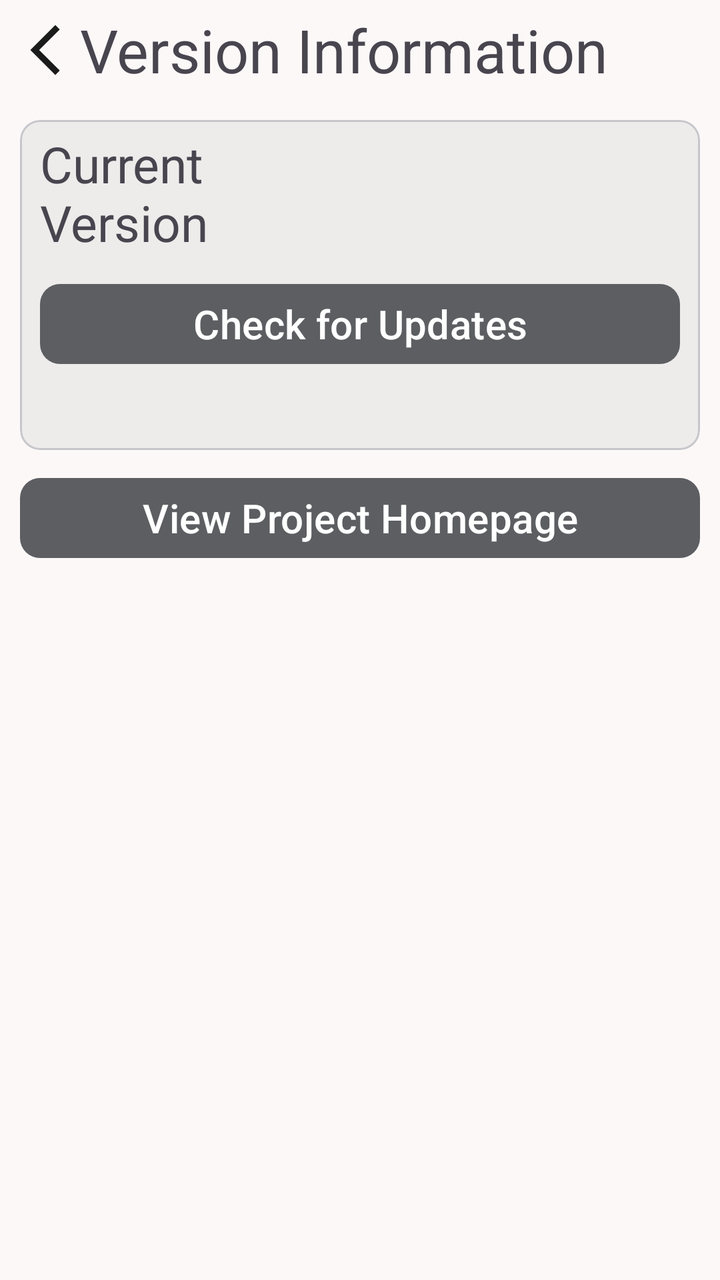
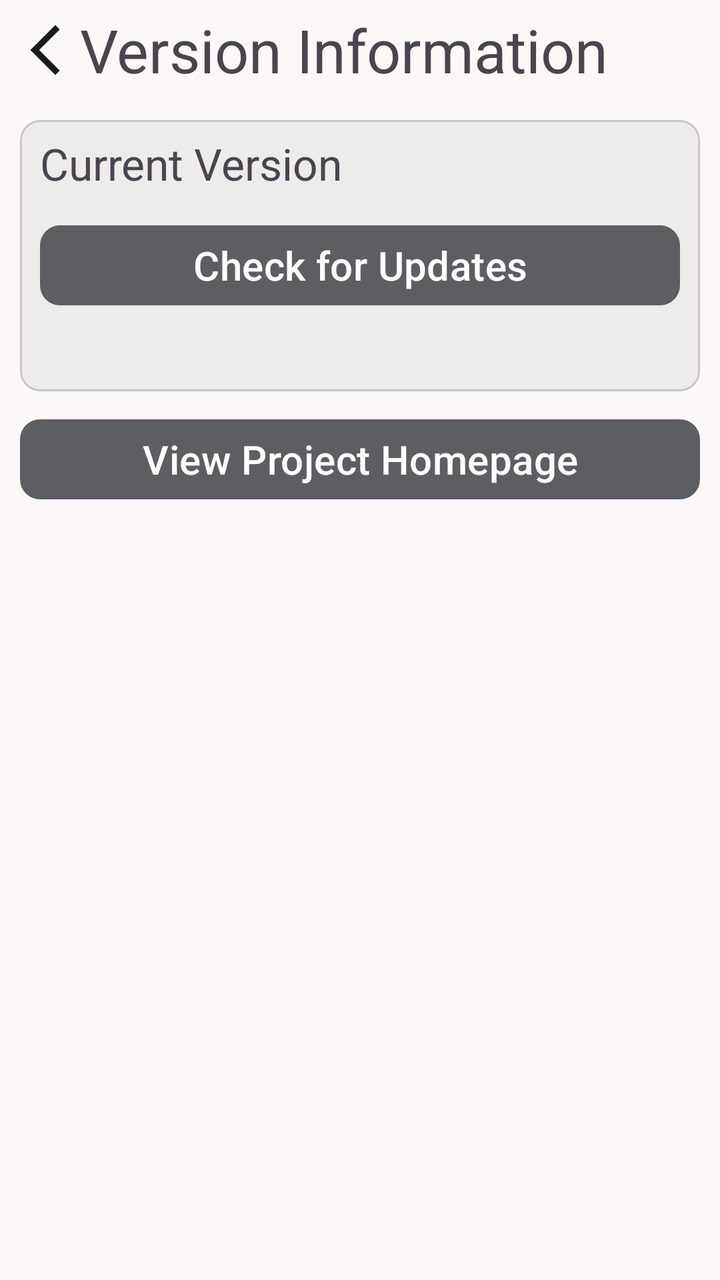

An Android layout rendered at two revisions. The XML below is the earlier revision; the diff shows what the commit changed to produce the second picture.
<!-- AndroidManifest.xml: application theme Theme.TodayToEat -->
<!-- res/layout/activity_version.xml -->
<?xml version="1.0" encoding="utf-8"?>
<androidx.constraintlayout.widget.ConstraintLayout xmlns:android="http://schemas.android.com/apk/res/android"
    xmlns:app="http://schemas.android.com/apk/res-auto"
    xmlns:tools="http://schemas.android.com/tools"
    android:id="@+id/main"
    android:layout_width="match_parent"
    android:layout_height="match_parent"
    android:layout_marginTop="30sp"
    android:orientation="vertical"
    tools:context=".VersionActivity">

    <LinearLayout
        android:id="@+id/ll"
        android:layout_width="match_parent"
        android:layout_height="50sp"
        android:layout_margin="5sp"
        android:orientation="horizontal"
        tools:ignore="MissingConstraints">

        <ImageButton
            android:id="@+id/ib_back"
            android:layout_width="0dp"
            android:layout_height="50sp"
            android:layout_gravity="center"
            android:layout_weight="1"
            android:src="@drawable/baseline_arrow_back_ios_new_24"
            android:backgroundTint="@color/transparent"/>

        <TextView
            android:layout_width="0dp"
            android:layout_height="wrap_content"
            android:layout_gravity="center|start"
            android:layout_weight="9"
            android:text="@string/version"
            android:textSize="30sp"
            tools:ignore="MissingConstraints" />

    </LinearLayout>

    <com.google.android.material.card.MaterialCardView
        android:id="@+id/card_update"
        android:layout_width="match_parent"
        android:layout_height="wrap_content"
        app:cardCornerRadius="10sp"
        app:cardElevation="3sp"
        android:outlineAmbientShadowColor="@android:color/transparent"
        android:outlineSpotShadowColor="@android:color/transparent"
        android:layout_margin="10sp"
        app:layout_constraintTop_toBottomOf="@+id/ll">

        <androidx.constraintlayout.widget.ConstraintLayout
            android:layout_width="match_parent"
            android:layout_height="wrap_content"
            android:layout_marginTop="5sp"
            android:layout_marginBottom="10sp"
            android:orientation="vertical">

            <LinearLayout
                android:id="@+id/ll_vision_code"
                android:layout_width="match_parent"
                android:layout_height="wrap_content"
                android:orientation="horizontal"
                android:layout_margin="10sp"
                tools:ignore="MissingConstraints">

                <TextView
                    android:layout_width="0dp"
                    android:layout_weight="1"
                    android:layout_height="match_parent"
                    android:text="@string/current_vision"
                    android:textSize="25sp"
                    android:gravity="center_vertical"
                    tools:ignore="MissingConstraints" />

                <TextView
                    android:id="@+id/tv_current_version"
                    android:layout_width="0dp"
                    android:layout_weight="1"
                    android:layout_height="match_parent"
                    android:textSize="25sp"
                    android:textStyle="bold"
                    android:layout_marginEnd="10sp"
                    android:gravity="center|end"/>
            </LinearLayout>

            <com.google.android.material.button.MaterialButton
                android:id="@+id/btn_check_update"
                android:layout_width="match_parent"
                android:layout_height="wrap_content"
                android:layout_gravity="end"
                android:gravity="center"
                android:text="@string/update_button"
                android:textSize="20sp"
                app:cornerRadius="10dp"
                app:layout_constraintTop_toBottomOf="@id/ll_vision_code"
                tools:ignore="MissingConstraints"
                tools:layout_editor_absoluteX="15sp"
                android:layout_margin="10sp"/>

            <TextView
                android:id="@+id/tv_auto_update"
                android:layout_width="match_parent"
                android:layout_height="wrap_content"
                android:text=""
                app:layout_constraintTop_toBottomOf="@+id/btn_check_update"
                android:layout_margin="10sp"
                tools:ignore="MissingConstraints" />


        </androidx.constraintlayout.widget.ConstraintLayout>

    </com.google.android.material.card.MaterialCardView>

    <com.google.android.material.button.MaterialButton
        android:id="@+id/btn_enter_program"
        android:layout_width="match_parent"
        android:layout_height="wrap_content"
        android:text="@string/version_enter_program"
        android:textSize="20sp"
        android:layout_margin="10sp"
        app:cornerRadius="10sp"
        app:layout_constraintTop_toBottomOf="@id/card_update"/>

</androidx.constraintlayout.widget.ConstraintLayout>
<!-- resources referenced by this layout -->
<resources>
  <style name="Theme.TodayToEatBase" parent="Theme.Material3.Light.NoActionBar">
          <item name="colorPrimary">@color/md_theme_primary</item>
          <item name="colorOnPrimary">@color/md_theme_onPrimary</item>
          <item name="colorPrimaryContainer">@color/md_theme_primaryContainer</item>
          <item name="colorOnPrimaryContainer">@color/md_theme_onPrimaryContainer</item>
          <item name="colorSecondary">@color/md_theme_secondary</item>
          <item name="colorOnSecondary">@color/md_theme_onSecondary</item>
          <item name="colorSecondaryContainer">@color/md_theme_secondaryContainer</item>
          <item name="colorOnSecondaryContainer">@color/md_theme_onSecondaryContainer</item>
          <item name="colorTertiary">@color/md_theme_tertiary</item>
          <item name="colorOnTertiary">@color/md_theme_onTertiary</item>
          <item name="colorTertiaryContainer">@color/md_theme_tertiaryContainer</item>
          <item name="colorOnTertiaryContainer">@color/md_theme_onTertiaryContainer</item>
          <item name="colorError">@color/md_theme_error</item>
          <item name="colorOnError">@color/md_theme_onError</item>
          <item name="colorErrorContainer">@color/md_theme_errorContainer</item>
          <item name="colorOnErrorContainer">@color/md_theme_onErrorContainer</item>
          <item name="android:colorBackground">@color/md_theme_background</item>
          <item name="colorOnBackground">@color/md_theme_onBackground</item>
          <item name="colorSurface">@color/md_theme_surface</item>
          <item name="colorOnSurface">@color/md_theme_onSurface</item>
          <item name="colorSurfaceVariant">@color/md_theme_surfaceVariant</item>
          <item name="colorOnSurfaceVariant">@color/md_theme_onSurfaceVariant</item>
          <item name="colorOutline">@color/md_theme_outline</item>
          <item name="colorOutlineVariant">@color/md_theme_outlineVariant</item>
          <item name="colorSurfaceInverse">@color/md_theme_inverseSurface</item>
          <item name="colorOnSurfaceInverse">@color/md_theme_inverseOnSurface</item>
          <item name="colorPrimaryInverse">@color/md_theme_inversePrimary</item>
          <item name="colorPrimaryFixed">@color/md_theme_primaryFixed</item>
          <item name="colorOnPrimaryFixed">@color/md_theme_onPrimaryFixed</item>
          <item name="colorPrimaryFixedDim">@color/md_theme_primaryFixedDim</item>
          <item name="colorOnPrimaryFixedVariant">@color/md_theme_onPrimaryFixedVariant</item>
          <item name="colorSecondaryFixed">@color/md_theme_secondaryFixed</item>
          <item name="colorOnSecondaryFixed">@color/md_theme_onSecondaryFixed</item>
          <item name="colorSecondaryFixedDim">@color/md_theme_secondaryFixedDim</item>
          <item name="colorOnSecondaryFixedVariant">@color/md_theme_onSecondaryFixedVariant</item>
          <item name="colorTertiaryFixed">@color/md_theme_tertiaryFixed</item>
          <item name="colorOnTertiaryFixed">@color/md_theme_onTertiaryFixed</item>
          <item name="colorTertiaryFixedDim">@color/md_theme_tertiaryFixedDim</item>
          <item name="colorOnTertiaryFixedVariant">@color/md_theme_onTertiaryFixedVariant</item>
          <item name="colorSurfaceDim">@color/md_theme_surfaceDim</item>
          <item name="colorSurfaceBright">@color/md_theme_surfaceBright</item>
          <item name="colorSurfaceContainerLowest">@color/md_theme_surfaceContainerLowest</item>
          <item name="colorSurfaceContainerLow">@color/md_theme_surfaceContainerLow</item>
          <item name="colorSurfaceContainer">@color/md_theme_surfaceContainer</item>
          <item name="colorSurfaceContainerHigh">@color/md_theme_surfaceContainerHigh</item>
          <item name="colorSurfaceContainerHighest">@color/md_theme_surfaceContainerHighest</item>
          <item name="android:navigationBarColor">@color/transparent</item>
      </style>
  <!-- unchanged entries left out for length: 53 -->
</resources>

<!-- the commit's change to res/layout/activity_version.xml (unified diff, before → after) -->
@@ -31,8 +31,13 @@
             android:layout_height="wrap_content"
             android:layout_gravity="center|start"
             android:layout_weight="9"
+            android:maxLines="1"
             android:text="@string/version"
             android:textSize="30sp"
+            app:autoSizeMaxTextSize="30sp"
+            app:autoSizeMinTextSize="18sp"
+            app:autoSizeStepGranularity="1sp"
+            app:autoSizeTextType="uniform"
             tools:ignore="MissingConstraints" />
 
     </LinearLayout>
@@ -67,8 +72,13 @@
                     android:layout_width="0dp"
                     android:layout_weight="1"
                     android:layout_height="match_parent"
+                    android:maxLines="1"
                     android:text="@string/current_vision"
                     android:textSize="25sp"
+                    app:autoSizeMaxTextSize="25sp"
+                    app:autoSizeMinTextSize="14sp"
+                    app:autoSizeStepGranularity="1sp"
+                    app:autoSizeTextType="uniform"
                     android:gravity="center_vertical"
                     tools:ignore="MissingConstraints" />
 
@@ -77,7 +87,12 @@
                     android:layout_width="0dp"
                     android:layout_weight="1"
                     android:layout_height="match_parent"
+                    android:maxLines="1"
                     android:textSize="25sp"
+                    app:autoSizeMaxTextSize="25sp"
+                    app:autoSizeMinTextSize="14sp"
+                    app:autoSizeStepGranularity="1sp"
+                    app:autoSizeTextType="uniform"
                     android:textStyle="bold"
                     android:layout_marginEnd="10sp"
                     android:gravity="center|end"/>
@@ -101,7 +116,12 @@
                 android:id="@+id/tv_auto_update"
                 android:layout_width="match_parent"
                 android:layout_height="wrap_content"
+                android:maxLines="2"
                 android:text=""
+                app:autoSizeMaxTextSize="14sp"
+                app:autoSizeMinTextSize="11sp"
+                app:autoSizeStepGranularity="1sp"
+                app:autoSizeTextType="uniform"
                 app:layout_constraintTop_toBottomOf="@+id/btn_check_update"
                 android:layout_margin="10sp"
                 tools:ignore="MissingConstraints" />
<!-- resource entries referenced after the edit -->
@@ -48,6 +48,20 @@
           <item name="colorSurfaceContainerHigh">@color/md_theme_surfaceContainerHigh</item>
           <item name="colorSurfaceContainerHighest">@color/md_theme_surfaceContainerHighest</item>
           <item name="android:navigationBarColor">@color/transparent</item>
+          
+          <item name="materialAlertDialogTheme">@style/ThemeOverlay.TodayToEat.MaterialAlertDialog</item>
+      </style>
+  <style name="ThemeOverlay.TodayToEat.MaterialAlertDialog" parent="ThemeOverlay.Material3.MaterialAlertDialog">
+          <item name="buttonBarPositiveButtonStyle">@style/Widget.TodayToEat.DialogButton</item>
+          <item name="buttonBarNegativeButtonStyle">@style/Widget.TodayToEat.DialogButton</item>
+          <item name="buttonBarNeutralButtonStyle">@style/Widget.TodayToEat.DialogButton</item>
+      </style>
+  <style name="Widget.TodayToEat.DialogButton" parent="Widget.Material3.Button.TextButton.Dialog">
+          <item name="android:maxLines">1</item>
+          <item name="autoSizeTextType">uniform</item>
+          <item name="autoSizeMinTextSize">10sp</item>
+          <item name="autoSizeMaxTextSize">14sp</item>
+          <item name="autoSizeStepGranularity">1sp</item>
       </style>
   <!-- unchanged entries left out for length: 53 -->
 </resources>
